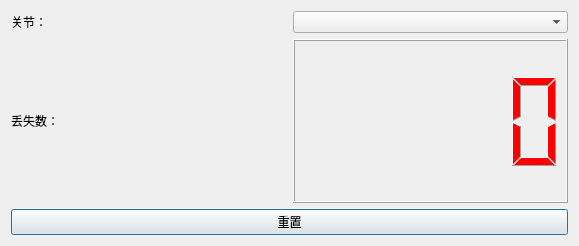
Before: the Qt Designer form receiveerror.ui in lianglunfei/Robot2020-QT, drawn with Qt 5.
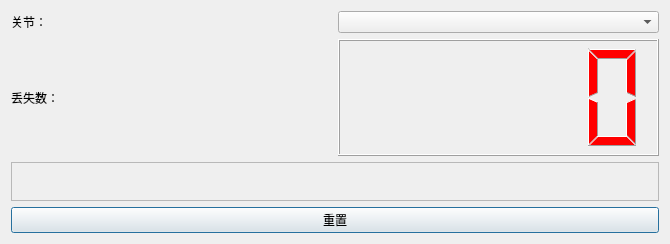
After: the same form once the commit is applied.

Commit message: 修改测试界面，可以统计节点丢失个数，以及丢失最长时间

Diff of the .ui file:
```diff
--- a/receiveerror.ui
+++ b/receiveerror.ui
@@ -6,14 +6,14 @@
    <rect>
     <x>0</x>
     <y>0</y>
-    <width>579</width>
-    <height>246</height>
+    <width>670</width>
+    <height>244</height>
    </rect>
   </property>
   <property name="windowTitle">
    <string>Dialog</string>
   </property>
-  <layout class="QVBoxLayout" name="verticalLayout">
+  <layout class="QVBoxLayout" name="verticalLayout" stretch="1,3,1,1">
    <item>
     <layout class="QHBoxLayout" name="horizontalLayout">
      <item>
@@ -46,6 +46,16 @@
      </item>
     </layout>
    </item>
+   <item>
+    <widget class="QFrame" name="frame">
+     <property name="frameShape">
+      <enum>QFrame::StyledPanel</enum>
+     </property>
+     <property name="frameShadow">
+      <enum>QFrame::Raised</enum>
+     </property>
+    </widget>
+   </item>
    <item>
     <widget class="QPushButton" name="pushButton">
      <property name="text">
```
The commit also changes 2 other files.
